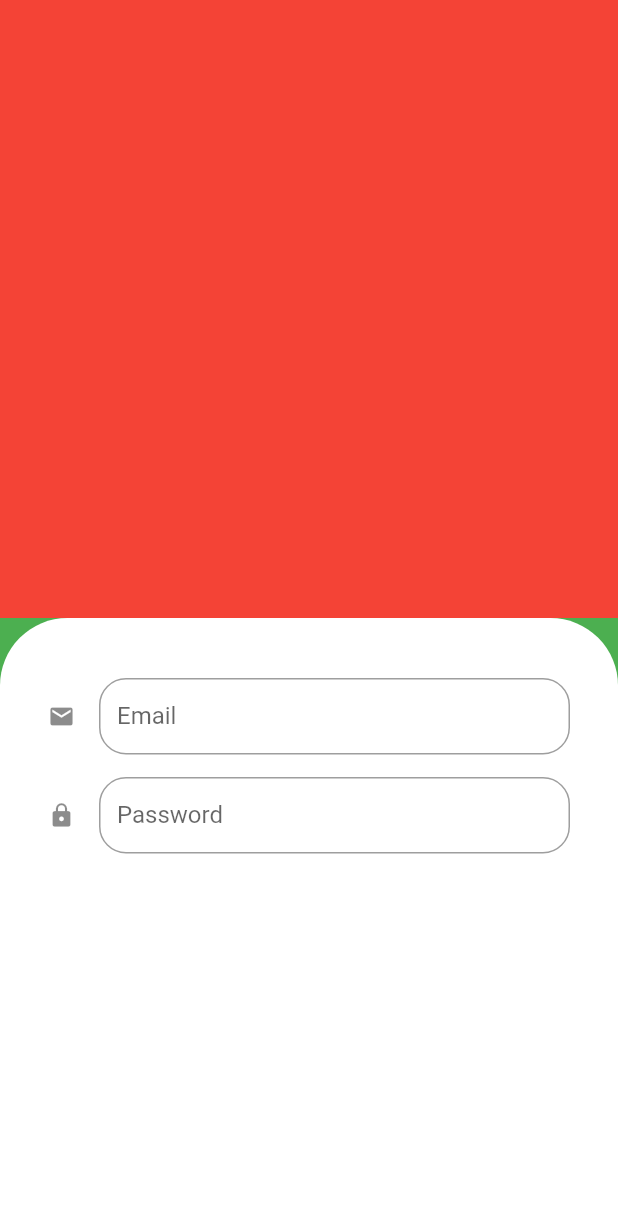
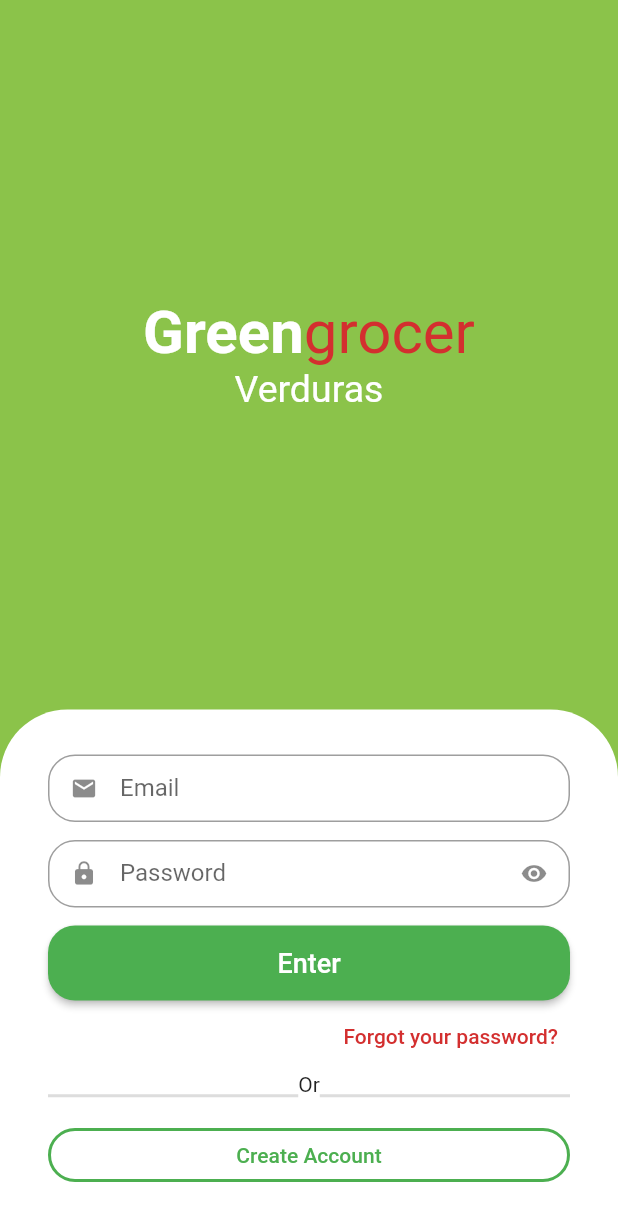
Before and after one commit to JoaoPauloHenriqueSiqueira/quitandaApp, a Flutter app: the screen it shows after launch, on a phone screen of 412 x 824 dp. Shown: the top 1221 px of the screen. Run offline on Flutter 3.47's test engine with Material 2 defaults, Android fonts, the phone set to English and light mode, and no system bars; drawn by our look-alikes of animated_text_kit.

Commit message:
Sign screen finished

```diff
--- a/lib/src/auth/components/custom_text_field.dart
+++ b/lib/src/auth/components/custom_text_field.dart
@@ -1,25 +1,55 @@
 import 'package:flutter/material.dart';
 
-class CustomTextField extends StatelessWidget {
+class CustomTextField extends StatefulWidget {
   final IconData icon;
   final String label;
-  final bool isObscure;
+  final bool isSecret;
 
-  const CustomTextField({Key? key, required this.icon, required this.label,  this.isObscure = false})
+   const CustomTextField(
+      {Key? key,
+      required this.icon,
+      required this.label,
+      this.isSecret = false})
       : super(key: key);
+
+  @override
+  State<CustomTextField> createState() => _CustomTextFieldState();
+}
+
+class _CustomTextFieldState extends State<CustomTextField> {
+
+  bool isObscure = false;
+
+  @override
+  void initState() {
+    // TODO: implement initState
+    super.initState();
+    isObscure = widget.isSecret;
+  }
 
   @override
   Widget build(BuildContext context) {
     return Padding(
-        padding: const EdgeInsets.only(bottom: 15),
-        child: TextFormField(
-          obscureText: this.isObscure,
-          decoration: InputDecoration(
-              icon: Icon(this.icon),
-              labelText: this.label,
-              isDense: true,
-              border:
-                  OutlineInputBorder(borderRadius: BorderRadius.circular(18))),
+        padding: const EdgeInsets.only(bottom: 12),
+        child: SizedBox(
+          height: 45,
+          child: TextFormField(
+            obscureText: isObscure,
+            decoration: InputDecoration(
+                prefixIcon: Icon(this.widget.icon),
+                suffixIcon: widget.isSecret ? IconButton(
+                  onPressed: () {
+                    setState(() {
+                      isObscure = !isObscure;
+                    });
+                  },
+                  icon: Icon( isObscure ? Icons.visibility: Icons.visibility_off),
+                ) : null,
+                labelText: this.widget.label,
+                isDense: true,
+                border:
+                    OutlineInputBorder(borderRadius: BorderRadius.circular(18))),
+          ),
         ));
   }
 }
--- a/lib/src/auth/sign_in_screen.dart
+++ b/lib/src/auth/sign_in_screen.dart
@@ -1,30 +1,138 @@
+import 'package:animated_text_kit/animated_text_kit.dart';
 import 'package:flutter/material.dart';
 import 'package:quitanda/src/auth/components/custom_text_field.dart';
+import 'package:quitanda/src/folder/custom_colors.dart';
 
 class SignInScreen extends StatelessWidget {
   const SignInScreen({Key? key}) : super(key: key);
 
   @override
   Widget build(BuildContext context) {
+
+    final size = MediaQuery.of(context).size;
+
     return Scaffold(
-      backgroundColor: Colors.green,
-      body: Column(
+      backgroundColor: CustomColors.customSwatchCOlor,
+      body: SingleChildScrollView(
+        child: SizedBox(
+          height: size.height,
+          child: Column(
             children: [
-          Expanded(child: Container(color: Colors.red)),
               Expanded(
-              child: Container(
-            padding: const EdgeInsets.symmetric(horizontal: 32, vertical: 40),
+                  child: Column(
+                mainAxisAlignment: MainAxisAlignment.center,
+                children: [
+                  Text.rich(TextSpan(style: TextStyle(fontSize: 40), children: [
+                    TextSpan(
+                        text: "Green",
+                        style: TextStyle(
+                            color: Colors.white, fontWeight: FontWeight.bold)),
+                    TextSpan(
+                        text: "grocer",
+                        style: TextStyle(color: CustomColors.customContrastColor))
+                  ])),
+
+                  //Categories
+                  SizedBox(
+                    height: 30,
+                    child: DefaultTextStyle(
+                        style: TextStyle(fontSize: 25),
+                        child: AnimatedTextKit(
+                          repeatForever: true,
+                          animatedTexts: [
+                            FadeAnimatedText('Verduras'),
+                            FadeAnimatedText('Frutas'),
+                            FadeAnimatedText('Lactíceneos'),
+                          ],
+                          isRepeatingAnimation: true,
+                          pause: Duration.zero,
+                        )),
+                  ),
+                ],
+              )),
+              //Form login
+              Container(
+                padding: const EdgeInsets.symmetric(horizontal: 32, vertical: 30),
                 decoration: const BoxDecoration(
                     color: Colors.white,
-                borderRadius: BorderRadius.vertical(top: Radius.circular(45))),
+                    borderRadius:
+                        BorderRadius.vertical(top: Radius.circular(45))),
                 child: Column(
+                  crossAxisAlignment: CrossAxisAlignment.stretch,
                   children: [
+                    //Email
                     CustomTextField(icon: Icons.mail, label: "Email"),
-                CustomTextField(icon: Icons.lock, label: "Password", isObscure: true)
+                    //password
+                    CustomTextField(
+                        icon: Icons.lock, label: "Password", isSecret: true),
+                    SizedBox(
+                        height: 50,
+                        child: ElevatedButton(
+                          onPressed: () {},
+                          child: const Text(
+                            "Enter",
+                            style: TextStyle(fontSize: 18),
+                          ),
+                          style: ElevatedButton.styleFrom(
+                              shape: RoundedRectangleBorder(
+                                  borderRadius: BorderRadius.circular(18))),
+                        )),
+                    Align(
+                        alignment: Alignment.centerRight,
+                        child: TextButton(
+                            onPressed: () {},
+                            child: Text(
+                              "Forgot your password?",
+                              style: TextStyle(
+                                  color: CustomColors.customContrastColor,
+                                  fontSize: 14),
+                            ))),
+                    //divisor
+                    Row(
+                      children: [
+                        Expanded(
+                          child: Divider(
+                            color: Colors.grey.withAlpha(90),
+                            thickness: 2,
+                          ),
+                        ),
+                        Padding(
+                          padding: const EdgeInsets.only(bottom: 15),
+                          child: const Text("Or"),
+                        ),
+                        Expanded(
+                          child: Divider(
+                            color: Colors.grey.withAlpha(90),
+                            thickness: 2,
+                          ),
+                        ),
                       ],
                     ),
-          )),
+                    // New User
+                    Row(
+                      mainAxisAlignment: MainAxisAlignment.center,
+                      children: [
+                        Expanded(
+                          child: OutlinedButton(
+                            onPressed: () {},
+                            child: Text(
+                              "Create Account",
+                              style: TextStyle(fontSize: 14),
+                            ),
+                            style: OutlinedButton.styleFrom(
+                                side: BorderSide(width: 2, color: Colors.green),
+                                shape: RoundedRectangleBorder(
+                                    borderRadius: BorderRadius.circular(18))),
+                          ),
+                        )
                       ],
+                    )
+                  ],
+                ),
+              ),
+            ],
+          ),
+        ),
       ),
     );
   }
--- /dev/null
+++ b/lib/src/folder/custom_colors.dart
@@ -0,0 +1,21 @@
+import 'package:flutter/material.dart';
+
+Map<int, Color> _swatchOpacity = {
+  50: const Color.fromRGBO(139, 195, 74, 0.1),
+  100: const Color.fromRGBO(139, 195, 74, 0.2),
+  200: const Color.fromRGBO(139, 195, 74, 0.3),
+  300: const Color.fromRGBO(139, 195, 74, 0.4),
+  400: const Color.fromRGBO(139, 195, 74, 0.5),
+  500: const Color.fromRGBO(139, 195, 74, 0.6),
+  600: const Color.fromRGBO(139, 195, 74, 0.7),
+  700: const Color.fromRGBO(139, 195, 74, 0.8),
+  800: const Color.fromRGBO(139, 195, 74, 0.9),
+  900: const Color.fromRGBO(139, 195, 74, 1),
+
+};
+
+
+abstract class CustomColors{
+  static Color customContrastColor = Colors.red.shade700;
+  static MaterialColor customSwatchCOlor = MaterialColor(0xff8bc34a, _swatchOpacity);
+}
--- a/pubspec.yaml
+++ b/pubspec.yaml
@@ -34,6 +34,7 @@ dependencies:
   # The following adds the Cupertino Icons font to your application.
   # Use with the CupertinoIcons class for iOS style icons.
   cupertino_icons: ^1.0.2
+  animated_text_kit: ^4.2.2
 
 dev_dependencies:
   flutter_test:
```
Also changed, not shown: pubspec.lock. Lines whose indentation alone changed are shown as unchanged.
